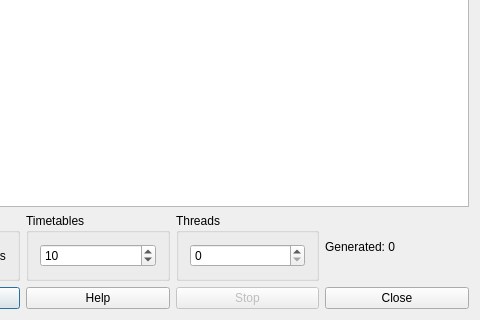
vonmecheln/fet, file fet/src/interface/timetablegeneratemultipleform_template.ui: the form before one commit; both pictures show x 135 to 615 and y 280 to 600 of the 615 by 600 pixel window.
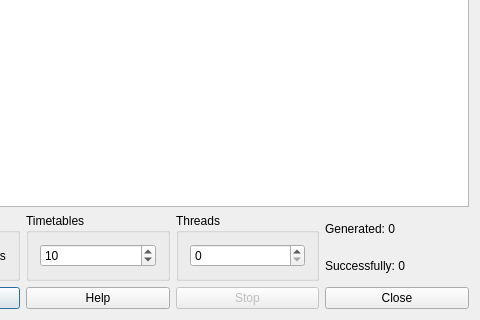
The form after the commit.

```diff
--- a/fet/src/interface/timetablegeneratemultipleform_template.ui
+++ b/fet/src/interface/timetablegeneratemultipleform_template.ui
@@ -136,6 +136,13 @@
          </property>
         </widget>
        </item>
+       <item>
+        <widget class="QLabel" name="numberOfSuccessfullyGeneratedTimetablesLabel">
+         <property name="text">
+          <string>Successfully: 0</string>
+         </property>
+        </widget>
+       </item>
       </layout>
      </item>
     </layout>
```
